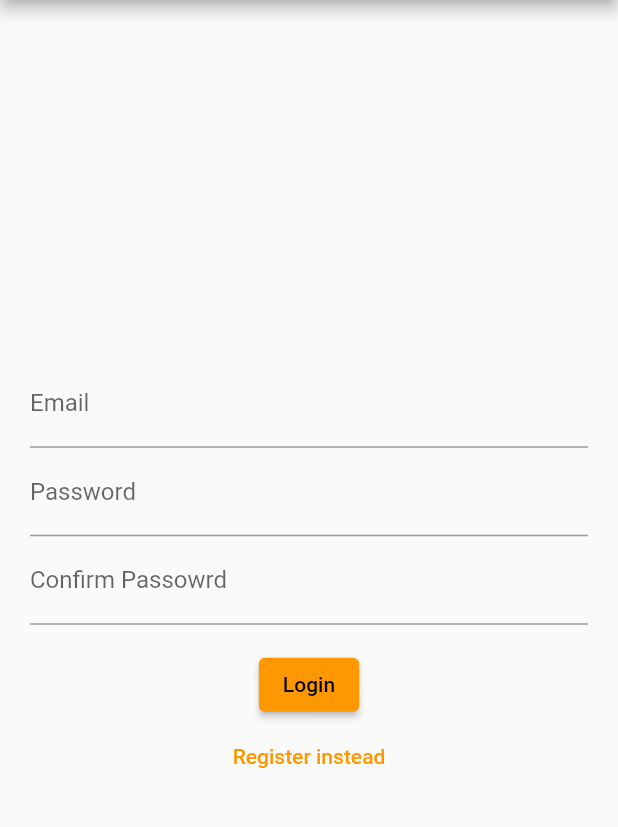
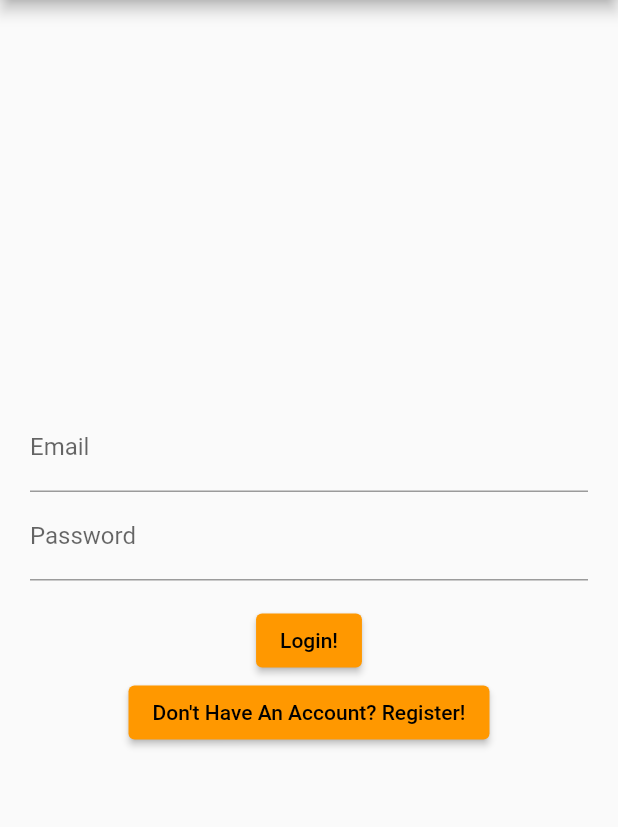
Before and after one commit to S-Samiksha/QuitNowApp, a Flutter app: the screen it shows after launch, on a phone screen of 412 x 824 dp, the part 84-911 px from its top. Run offline on Flutter 3.47's test engine with Material 2 defaults, Android fonts, the light colour scheme and no system bars; our stand-ins replace cloud_firestore, firebase_auth, firebase_core; accounts and stored records are empty.

Commit message:
Split login and register

```diff
--- a/flutter_app_quit_now/lib/main.dart
+++ b/flutter_app_quit_now/lib/main.dart
@@ -1,7 +1,10 @@
 import 'package:firebase_core/firebase_core.dart';
 import 'package:flutter/material.dart';
 import 'package:flutter_app_quit_now/pages/firestore_form_test.dart';
+import 'package:flutter_app_quit_now/pages/user_details_form.dart';
 import 'package:flutter_app_quit_now/widget_tree.dart';
+import 'package:flutter_app_quit_now/pages/login.dart';
+import 'package:flutter_app_quit_now/pages/register.dart';
 
 import 'firebase_options.dart';
 
@@ -32,7 +35,14 @@ class MyApp extends StatelessWidget {
         // is not restarted.
         primarySwatch: Colors.orange,
       ),
-      home: const WidgetTree(),
+      initialRoute: 'login',
+      routes: {
+        //'welcome_screen': (context) => WelcomeScreen(),
+        'register': (context) => RegisterPage(),
+        'login': (context) => LoginPage(),
+        //'home_screen': (context) => HomeScreen()
+        'user_details_form': (context) => UserDetailsForm(),
+      },
     );
   }
 }
--- a/flutter_app_quit_now/lib/pages/login.dart
+++ b/flutter_app_quit_now/lib/pages/login.dart
@@ -0,0 +1,95 @@
+import 'package:flutter/material.dart';
+import 'package:firebase_auth/firebase_auth.dart';
+import 'package:flutter_app_quit_now/pages/register.dart';
+import '../auth.dart';
+
+class LoginPage extends StatefulWidget {
+  const LoginPage({Key? key}) : super(key: key);
+
+  @override
+  State<LoginPage> createState() => _LoginPageState();
+}
+
+class _LoginPageState extends State<LoginPage> {
+  String? errorMessage = '';
+  bool isLogin = false;
+
+  final TextEditingController _controllerEmail = TextEditingController();
+  final TextEditingController _controllerPassword = TextEditingController();
+
+  Future<void> signInWithEmailAndPassword() async {
+    try {
+      await Auth().signInWithEmailAndPassword(
+        email: _controllerEmail.text,
+        password: _controllerPassword.text,
+      );
+    } on FirebaseAuthException catch (e) {
+      setState(() {
+        errorMessage = e.message;
+      });
+    }
+  }
+
+
+  Widget _title() {
+    return const Text('Quit Now!');
+  }
+
+  Widget _entryField(
+    String title,
+    TextEditingController controller,
+  ) {
+    return TextField(
+      controller: controller,
+      decoration: InputDecoration(
+        labelText: title,
+      ),
+    );
+  }
+
+  Widget _errorMessage() {
+    return Text(errorMessage == '' ? '' : '$errorMessage');
+  }
+
+  Widget _submitButton() {
+    return ElevatedButton(
+      onPressed: signInWithEmailAndPassword,
+      child: Text('Login!'),
+    );
+  }
+
+
+Widget _RegisterButton() {
+  //do this now!!
+    return ElevatedButton(
+      onPressed: () => Navigator.push(context, new MaterialPageRoute(builder: (context) => new RegisterPage())),
+      child: Text("Don't Have An Account? Register!"),
+    );
+  }
+
+
+  @override
+  Widget build(BuildContext context) {
+    return Scaffold(
+      appBar: AppBar(
+        title: _title(),
+      ),
+      body: Container(
+        height: double.infinity,
+        width: double.infinity,
+        padding: const EdgeInsets.all(20),
+        child: Column(
+          crossAxisAlignment: CrossAxisAlignment.center,
+          mainAxisAlignment: MainAxisAlignment.center,
+          children: <Widget>[
+            _entryField('Email', _controllerEmail),
+            _entryField('Password', _controllerPassword),
+            _errorMessage(),
+            _submitButton(),
+            _RegisterButton(),
+          ],
+        ),
+      ),
+    );
+  }
+}
--- a/flutter_app_quit_now/lib/widget_tree.dart
+++ b/flutter_app_quit_now/lib/widget_tree.dart
@@ -1,6 +1,6 @@
 import 'package:flutter_app_quit_now/auth.dart';
 import 'package:flutter_app_quit_now/pages/home_page.dart';
-import 'package:flutter_app_quit_now/pages/register.dart';
+import 'package:flutter_app_quit_now/pages/login.dart';
 import 'package:flutter/material.dart';
 import 'package:flutter_app_quit_now/pages/user_details_form.dart';
 
@@ -18,7 +18,7 @@ class _WidgetTreeState extends State<WidgetTree> {
         stream: Auth().authStateChanges,
         builder: (context, snapshot) {
           if (snapshot.hasData) {
-            return UserDetailsForm();
+            return UserDetailsForm(); //leads to the userdetails form
           } else {
             return const LoginPage();
           }
```
Also changed, not shown: flutter_app_quit_now/lib/pages/register.dart (+73 -45 lines), 1 other file.
